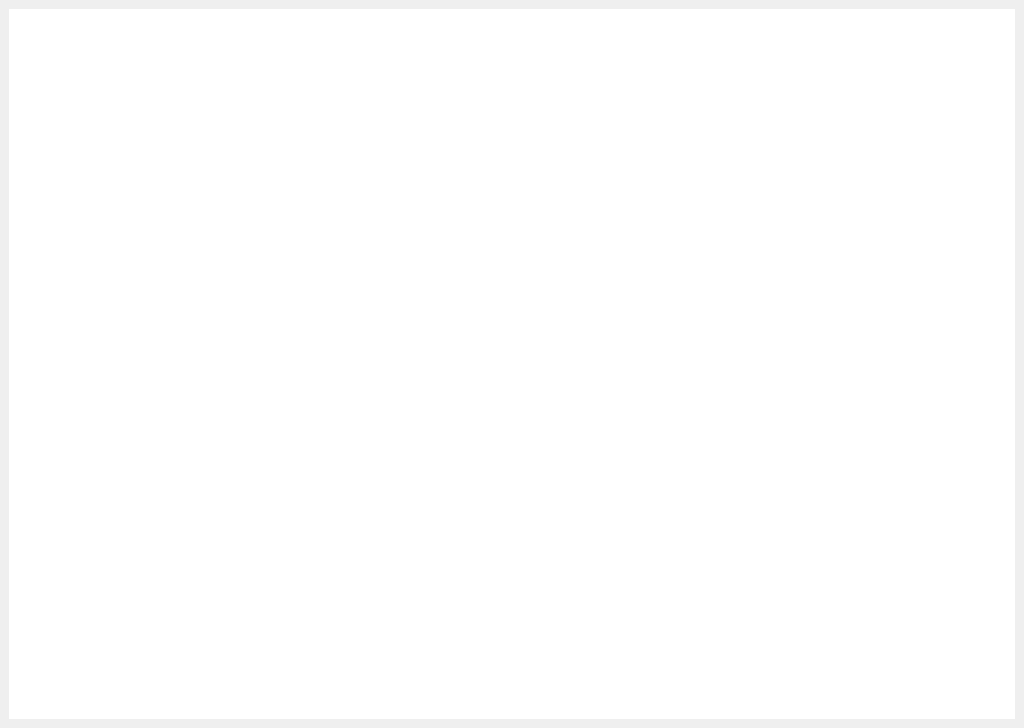
Old version of the form ArcanoidQT/mainwindowgame.ui in the repository denissik-st/Arcanoid.
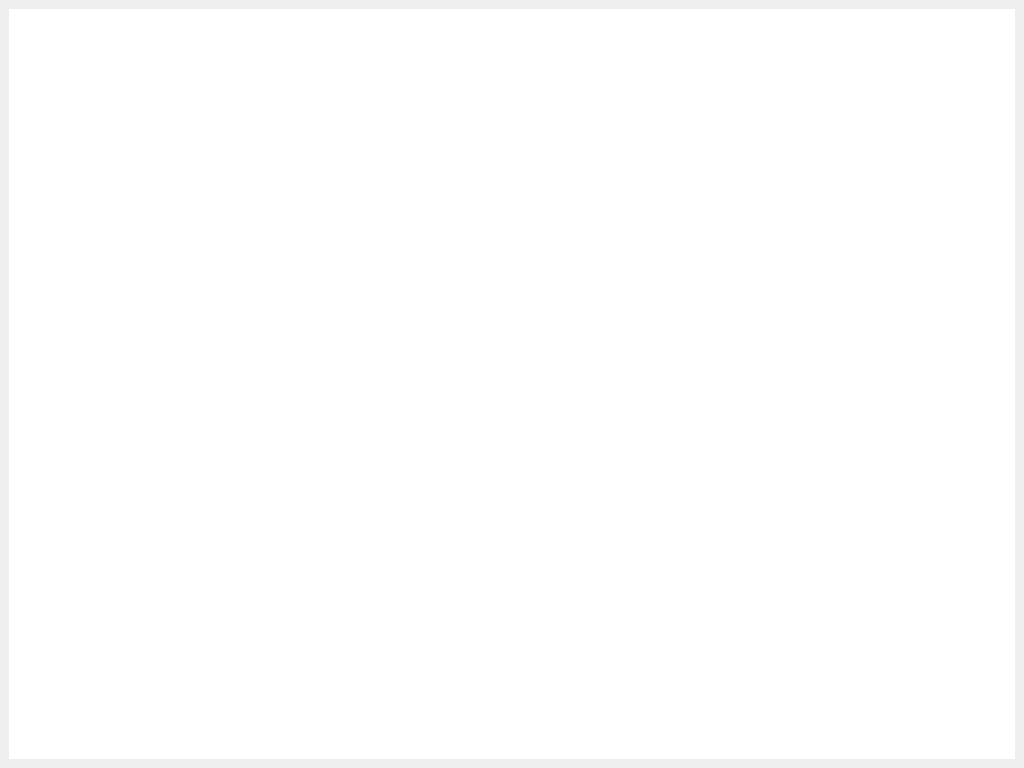
New version of the form.

Patch:
```diff
--- a/ArcanoidQT/mainwindowgame.ui
+++ b/ArcanoidQT/mainwindowgame.ui
@@ -7,16 +7,16 @@
     <x>0</x>
     <y>0</y>
     <width>1024</width>
-    <height>728</height>
+    <height>768</height>
    </rect>
   </property>
   <property name="font">
    <font>
-    <family>Sitka</family>
-    <pointsize>14</pointsize>
-    <weight>75</weight>
-    <italic>true</italic>
-    <bold>true</bold>
+    <family>Wide Latin</family>
+    <pointsize>28</pointsize>
+    <weight>50</weight>
+    <italic>false</italic>
+    <bold>false</bold>
    </font>
   </property>
   <property name="windowTitle">
@@ -26,8 +26,18 @@
    <layout class="QHBoxLayout" name="horizontalLayout">
     <item>
      <widget class="QGraphicsView" name="mainscene">
+      <property name="enabled">
+       <bool>true</bool>
+      </property>
       <property name="styleSheet">
-       <string notr="true">border:0px</string>
+       <string notr="true">border:0;
+font: 16pt &quot;Pristina&quot;;</string>
+      </property>
+      <property name="verticalScrollBarPolicy">
+       <enum>Qt::ScrollBarAlwaysOff</enum>
+      </property>
+      <property name="horizontalScrollBarPolicy">
+       <enum>Qt::ScrollBarAlwaysOff</enum>
       </property>
      </widget>
     </item>
```
